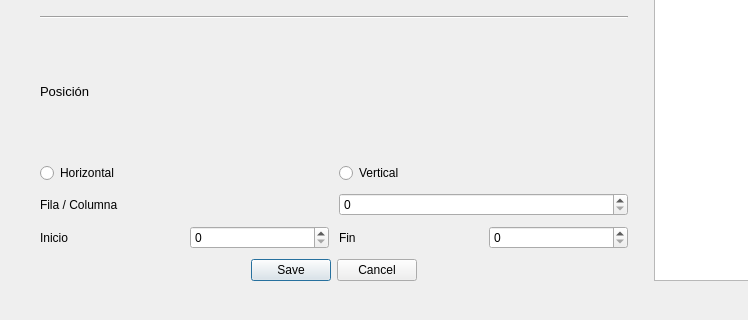
Before: the Qt Designer form Frontend/Views/NewShelving.ui in RoberuDG/shelvingManager, drawn with Qt 5; both pictures show x 0 to 748 and y 270 to 590 of the 1284 by 590 pixel window.
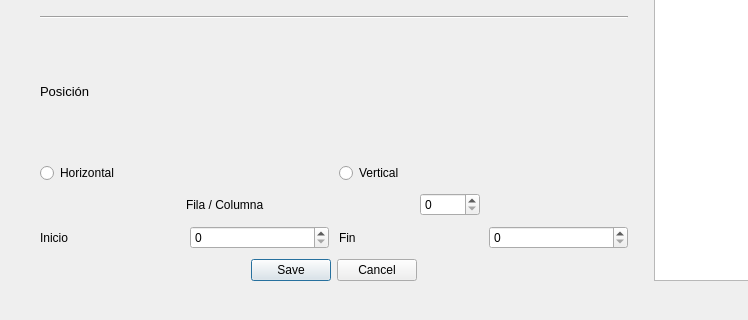
After: the same form once the commit is applied.

Commit message: final shelving and table drawing tweaks

The edit to the form file:
```diff
--- a/Frontend/Views/NewShelving.ui
+++ b/Frontend/Views/NewShelving.ui
@@ -221,13 +221,38 @@
        <layout class="QHBoxLayout" name="horizontalLayout_12">
         <item>
          <widget class="QLabel" name="label_9">
+          <property name="sizePolicy">
+           <sizepolicy hsizetype="Maximum" vsizetype="Preferred">
+            <horstretch>0</horstretch>
+            <verstretch>0</verstretch>
+           </sizepolicy>
+          </property>
+          <property name="minimumSize">
+           <size>
+            <width>10</width>
+            <height>0</height>
+           </size>
+          </property>
           <property name="text">
            <string>Fila / Columna</string>
           </property>
          </widget>
         </item>
         <item>
-         <widget class="QSpinBox" name="spinBox_3"/>
+         <widget class="QSpinBox" name="spinBox_3">
+          <property name="minimumSize">
+           <size>
+            <width>60</width>
+            <height>0</height>
+           </size>
+          </property>
+          <property name="maximumSize">
+           <size>
+            <width>60</width>
+            <height>16777215</height>
+           </size>
+          </property>
+         </widget>
         </item>
        </layout>
       </item>
```
The commit also changes 3 other files.
